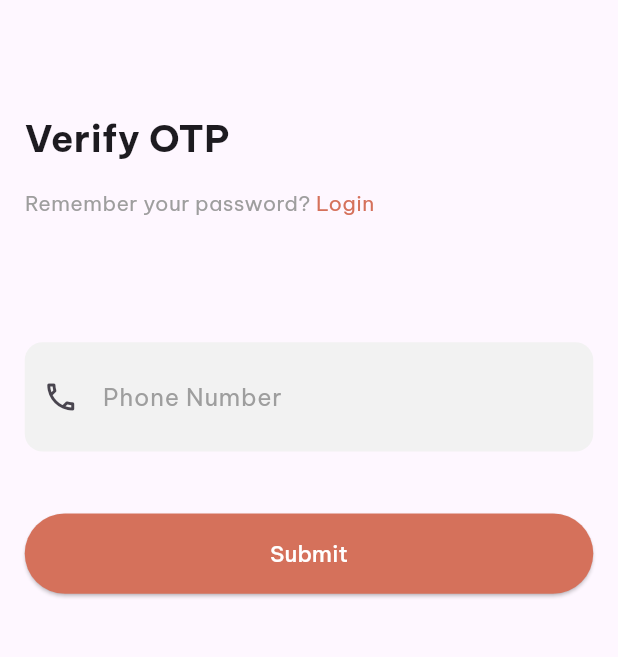
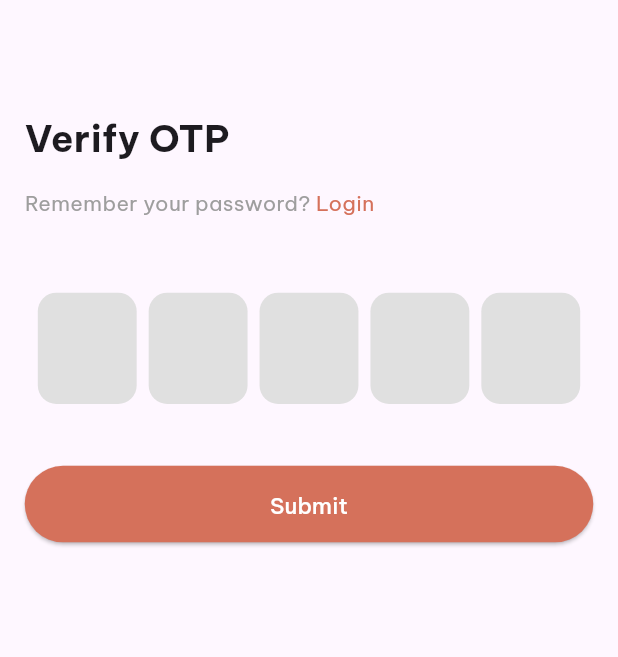
Before and after one commit to RahulShaw321/farmer_eats, a Flutter app: the screen it shows after launch, on a phone screen of 412 x 824 dp, the part 67-724 px from its top. Run offline on Flutter 3.47's test engine with Material 3 defaults, Android fonts, the phone set to English and light mode, and no system bars; drawn by our look-alikes of pinput; our stand-ins replace google_fonts.

Commit message:
Otp Screen updated

```diff
--- a/lib/pages/forgot_password_screen.dart
+++ b/lib/pages/forgot_password_screen.dart
@@ -1,6 +1,6 @@
 import 'package:farmer_eats_android_app/reusable.dart';
 import 'package:farmer_eats_android_app/widgets/custom_button.dart';
-import 'package:farmer_eats_android_app/widgets/custom_password_field.dart';
+
 import 'package:farmer_eats_android_app/widgets/custom_text_field.dart';
 import 'package:flutter/material.dart';
 import 'package:google_fonts/google_fonts.dart';
--- a/lib/pages/reset_password_screen.dart
+++ b/lib/pages/reset_password_screen.dart
@@ -1,7 +1,6 @@
 import 'package:farmer_eats_android_app/reusable.dart';
 import 'package:farmer_eats_android_app/widgets/custom_button.dart';
-import 'package:farmer_eats_android_app/widgets/custom_icon_button.dart';
-import 'package:farmer_eats_android_app/widgets/custom_password_field.dart';
+
 import 'package:farmer_eats_android_app/widgets/custom_text_field.dart';
 import 'package:flutter/material.dart';
 import 'package:google_fonts/google_fonts.dart';
--- a/lib/pages/verify_otp_screen.dart
+++ b/lib/pages/verify_otp_screen.dart
@@ -1,9 +1,9 @@
 import 'package:farmer_eats_android_app/reusable.dart';
 import 'package:farmer_eats_android_app/widgets/custom_button.dart';
-import 'package:farmer_eats_android_app/widgets/custom_password_field.dart';
-import 'package:farmer_eats_android_app/widgets/custom_text_field.dart';
+
 import 'package:flutter/material.dart';
 import 'package:google_fonts/google_fonts.dart';
+import 'package:pinput/pinput.dart';
 
 class VerifyOtpScreen extends StatelessWidget {
   const VerifyOtpScreen({super.key});
@@ -12,6 +12,18 @@ class VerifyOtpScreen extends StatelessWidget {
   Widget build(BuildContext context) {
     final deviceHeight = MediaQuery.of(context).size.height -
         MediaQuery.of(context).padding.bottom;
+    final defaultPinTheme = PinTheme(
+      width: deviceHeight * 0.08,
+      height: deviceHeight * 0.09,
+
+
+      textStyle: GoogleFonts.beVietnamPro(fontSize: 22, color: Colors.black),
+      decoration: BoxDecoration(
+
+          color: kTextfieldColor,
+          borderRadius: BorderRadius.circular(deviceHeight * 0.015),
+          border: Border.all(color: Colors.transparent)),
+    );
 
     return Scaffold(
       body: SizedBox(
@@ -53,24 +65,32 @@ class VerifyOtpScreen extends StatelessWidget {
                 ],
               ),
               SizedBox(
-                height: deviceHeight * 0.1,
+                height: deviceHeight * 0.06,
               ),
-              CustomTextField(
-                  deviceHeight: deviceHeight,
-                  icon: Icon(Icons.phone_outlined),
+              Center(
+
+                child: Pinput(
+                  length: 5,
+
+                  defaultPinTheme: defaultPinTheme,
                   controller: TextEditingController(),
-                  label: 'Phone Number'),
+                  focusedPinTheme: defaultPinTheme.copyWith(
+                      decoration: defaultPinTheme.decoration!
+                          .copyWith(border: Border.all(color: kOrangeColor))),
+                  onCompleted: (value) => debugPrint(value),
+                ),
+              ),
               SizedBox(
                 height: deviceHeight * 0.02,
               ),
-
               SizedBox(
                 height: deviceHeight * 0.03,
               ),
               CustomButton(
-                  deviceHeight: deviceHeight, onPressed: () {}, label: 'Submit'),
+                  deviceHeight: deviceHeight,
+                  onPressed: () {},
+                  label: 'Submit'),
               SizedBox(height: deviceHeight * 0.035),
-
             ],
           ),
         ),
--- a/lib/reusable.dart
+++ b/lib/reusable.dart
@@ -4,3 +4,4 @@ import 'package:flutter/material.dart';
 
 
 Color kOrangeColor = Color.fromRGBO(213, 113, 91, 1);
+Color kTextfieldColor = Colors.grey.shade300;
--- a/lib/widgets/custom_button.dart
+++ b/lib/widgets/custom_button.dart
@@ -13,8 +13,8 @@ class CustomButton extends StatelessWidget {
   @override
   Widget build(BuildContext context) {
     return  SizedBox(
-      width: double.infinity,
-      height: deviceHeight * 0.065,
+      width: deviceHeight * 0.5,
+      height: deviceHeight * 0.062,
       child: ElevatedButton(
                     onPressed: onPressed,
                     style: ElevatedButton.styleFrom(
--- a/pubspec.yaml
+++ b/pubspec.yaml
@@ -31,6 +31,7 @@ dependencies:
   flutter:
     sdk: flutter
   google_fonts: ^6.2.1
+  pinput: ^5.0.0
 
 
 
```
Also changed, not shown: pubspec.lock.
